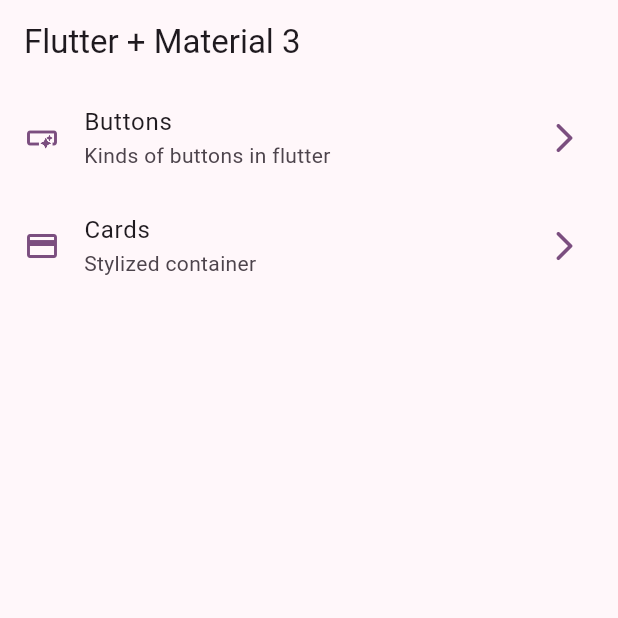
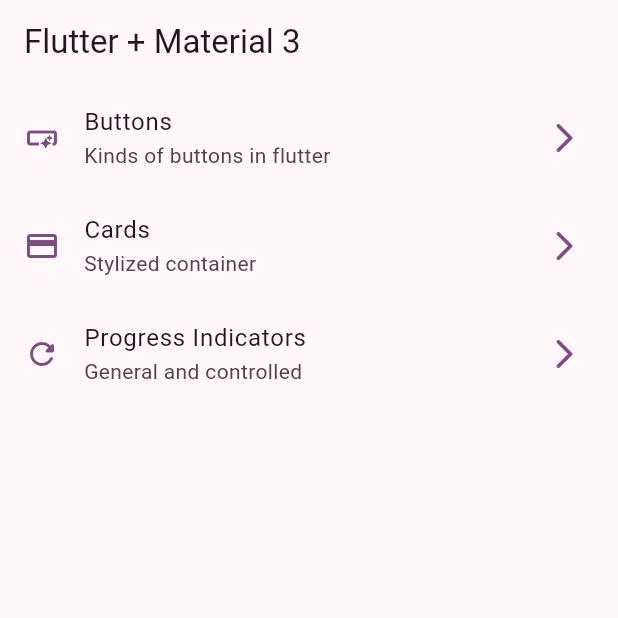
Before and after one commit to HassanAbbud/widgets-app, a Flutter app: the screen it shows after launch, on a phone screen of 412 x 824 dp, the top half of it. Run offline on Flutter 3.47's test engine with Material 3 defaults, Android fonts, the phone set to English and light mode, and no system bars; our stand-ins replace go_router.

```diff
--- a/lib/config/menu/menu_items.dart
+++ b/lib/config/menu/menu_items.dart
@@ -17,10 +17,18 @@ const appMenuItems = <MenuItem>[
     link: '/buttons',
     icon: Icons.smart_button_outlined
   ),
+
   MenuItem(
     title: 'Cards',
     subTitle: 'Stylized container',
     link: '/cards',
     icon: Icons.credit_card
-  )
+  ),
+
+  MenuItem(
+    title: 'Progress Indicators',
+    subTitle: 'General and controlled',
+    link: '/progress',
+    icon: Icons.refresh_rounded
+  ),
 ];
--- a/lib/config/router/app_router.dart
+++ b/lib/config/router/app_router.dart
@@ -2,6 +2,7 @@ import 'package:go_router/go_router.dart';
 import 'package:widgets_app/presentation/screens/buttons/buttons_screen.dart';
 import 'package:widgets_app/presentation/screens/cards/cards_screen.dart';
 import 'package:widgets_app/presentation/screens/home/home_screen.dart';
+import 'package:widgets_app/presentation/screens/progress/progress_screen.dart';
 
 // GoRouter configuration
 final appRouter = GoRouter(
@@ -25,5 +26,11 @@ final appRouter = GoRouter(
       name: CardsScreen.name,
       builder: (context, state) => const CardsScreen(),
     ),
+
+    GoRoute(
+      path: '/progress',
+      name: ProgressScreen.name,
+      builder: (context, state) => const ProgressScreen(),
+    ),
   ],
 );
--- a/lib/presentation/screens/screens.dart
+++ b/lib/presentation/screens/screens.dart
@@ -1,4 +1,3 @@
-
 export 'package:flutter/material.dart';
 export 'package:widgets_app/presentation/screens/animated/animated_screen.dart';
 export 'package:widgets_app/presentation/screens/app_tutorial/app_tutorial_screen.dart';
```
Also changed, not shown: lib/presentation/screens/cards/cards_screen.dart (line endings or trailing spaces).
